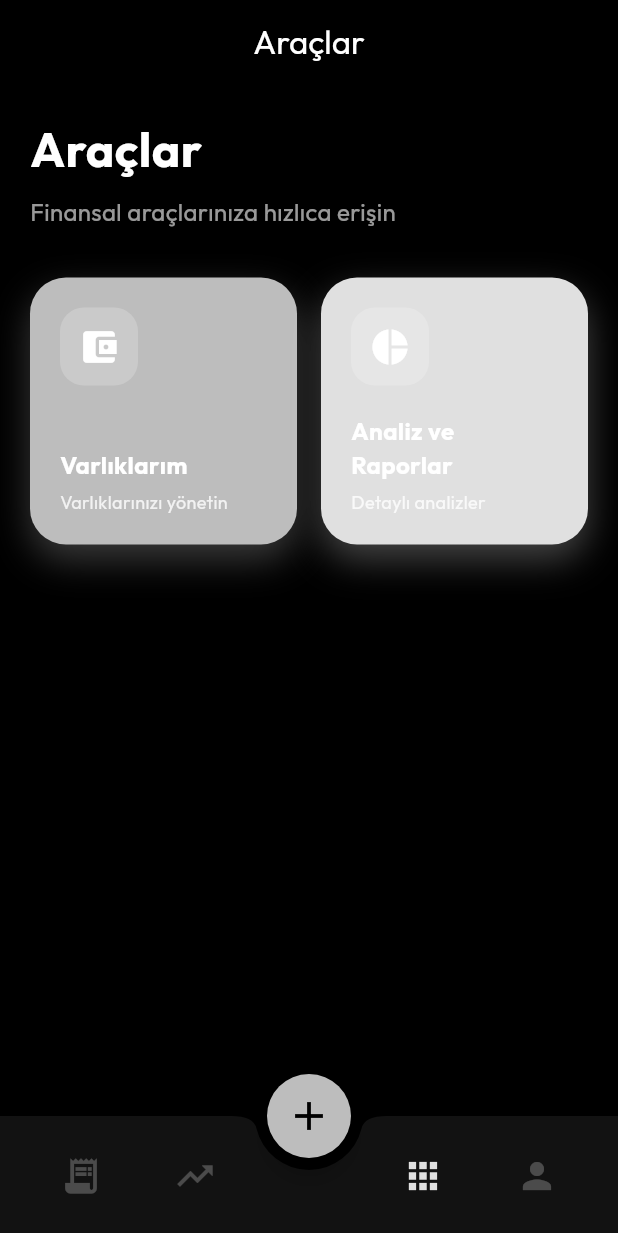
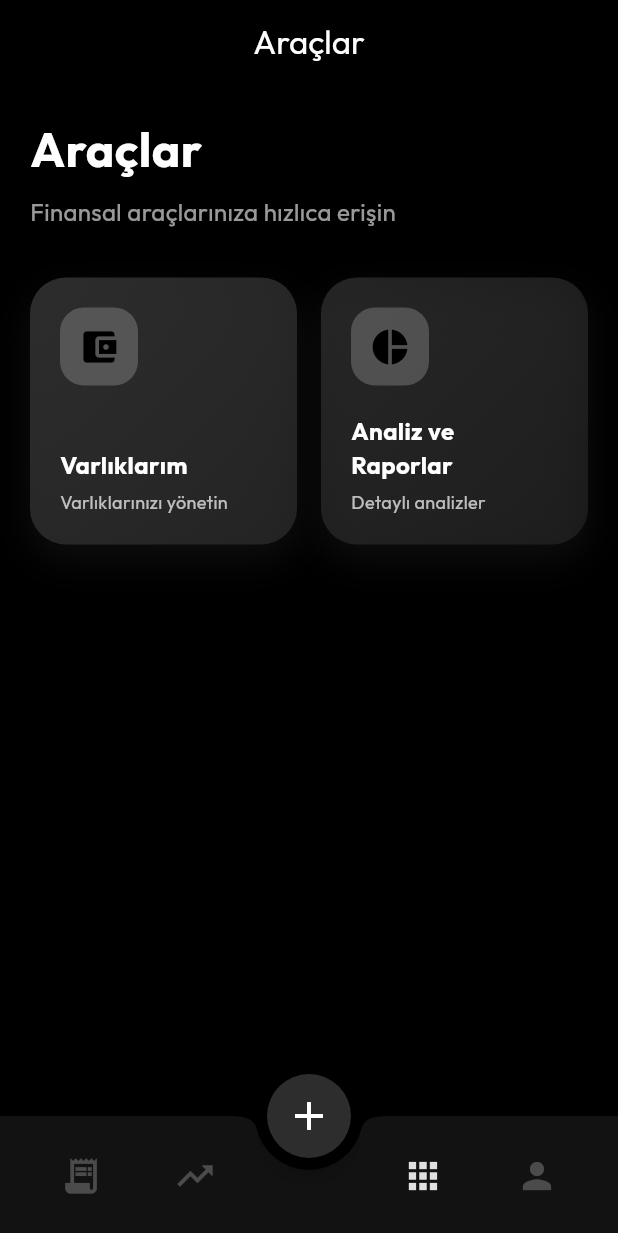
Before and after one commit to SeyitAltintas/Cashly, a Flutter app: the screen it shows after launch, item 3 of the bottom bar chosen, on a phone screen of 412 x 824 dp. Shown: the top 1233 px of the screen. Run offline on Flutter 3.47's test engine with Material 3 defaults, Android fonts, the light colour scheme and no system bars; our stand-ins replace fl_chart, flutter_tts, google_fonts, hive_flutter, image_picker, local_auth and 1 more; accounts and stored records are empty.

Commit message:
Varsayılan tema ikinci adım tamamlandı

```diff
--- a/lib/core/theme/app_theme.dart
+++ b/lib/core/theme/app_theme.dart
@@ -3,21 +3,27 @@ import 'package:google_fonts/google_fonts.dart';
 
 /// Varsayılan tema için sayfa bazlı renkler
 class PageThemeColors {
-  // Harcamalar sayfası - Gümüş/Beyaz
-  static const Color expensePrimary = Color(0xFFBDBDBD);
-  static const Color expenseSecondary = Color(0xFFE0E0E0);
+  // Ana renkler - Siyaha yakın gri ve beyaza yakın gri
+  static const Color darkGray = Color(0xFF2D2D2D); // Siyaha yakın gri (Primary)
+  static const Color lightGray = Color(
+    0xFFE0E0E0,
+  ); // Beyaza yakın gri (Secondary)
 
-  // Gelirler sayfası - Yeşil
+  // Harcamalar sayfası
+  static const Color expensePrimary = darkGray;
+  static const Color expenseSecondary = lightGray;
+
+  // Gelirler sayfası - Yeşil (özel renk korunuyor)
   static const Color incomePrimary = Color(0xFF4CAF50);
   static const Color incomeSecondary = Color(0xFF81C784);
 
-  // Varlıklar sayfası - Lacivert
+  // Varlıklar sayfası - Lacivert (özel renk korunuyor)
   static const Color assetsPrimary = Color(0xFF1A237E);
   static const Color assetsSecondary = Color(0xFF3949AB);
 
-  // Varsayılan (Profil, Ayarlar vs.) - Gümüş/Beyaz
-  static const Color defaultPrimary = Color(0xFFBDBDBD);
-  static const Color defaultSecondary = Color(0xFFE0E0E0);
+  // Varsayılan (Profil, Ayarlar vs.)
+  static const Color defaultPrimary = darkGray;
+  static const Color defaultSecondary = lightGray;
 
   // Kart ikonları için çeşitli renkler
   static const List<Color> iconColors = [
@@ -45,15 +51,14 @@ class AppTheme {
   // Private constructor - statik metodlarla kullanılacak
   AppTheme._();
 
-  /// Varsayılan Tema - Her sayfa için farklı renkler kullanılır
-  /// Primary: Gümüş/Beyaz (varsayılan sayfa rengi)
+  /// Varsayılan Tema - Koyu gri / açık gri renk şeması
   static ThemeData get defaultTheme {
     return ThemeData.dark().copyWith(
       scaffoldBackgroundColor: const Color(0xFF000000),
       textTheme: GoogleFonts.outfitTextTheme(ThemeData.dark().textTheme),
       colorScheme: const ColorScheme.dark(
-        primary: PageThemeColors.defaultPrimary,
-        secondary: PageThemeColors.defaultSecondary,
+        primary: PageThemeColors.darkGray,
+        secondary: PageThemeColors.lightGray,
         surface: Color(0xFF121212),
         error: Color(0xFFCF6679),
         brightness: Brightness.dark,
@@ -62,7 +67,7 @@ class AppTheme {
         backgroundColor: Color(0xFF000000),
         elevation: 0,
         centerTitle: true,
-        iconTheme: IconThemeData(color: PageThemeColors.defaultPrimary),
+        iconTheme: IconThemeData(color: PageThemeColors.lightGray),
       ),
       cardTheme: const CardThemeData(
         color: Color(0xFF121212),
@@ -72,8 +77,8 @@ class AppTheme {
         ),
       ),
       floatingActionButtonTheme: const FloatingActionButtonThemeData(
-        backgroundColor: PageThemeColors.defaultPrimary,
-        foregroundColor: Colors.black,
+        backgroundColor: PageThemeColors.darkGray,
+        foregroundColor: Colors.white,
       ),
     );
   }
--- a/lib/features/tools/presentation/pages/tools_page.dart
+++ b/lib/features/tools/presentation/pages/tools_page.dart
@@ -1,4 +1,7 @@
 import 'package:flutter/material.dart';
+import 'package:provider/provider.dart';
+import 'package:cashly/core/theme/theme_manager.dart';
+import 'package:cashly/core/theme/app_theme.dart';
 
 class ToolsPage extends StatelessWidget {
   final VoidCallback onAssetsPressed;
@@ -70,7 +73,13 @@ class ToolsPage extends StatelessWidget {
                       icon: Icons.account_balance_wallet,
                       title: "Varlıklarım",
                       subtitle: "Varlıklarınızı yönetin",
-                      gradientColors: [
+                      gradientColors:
+                          context.watch<ThemeManager>().isDefaultTheme
+                          ? [
+                              PageThemeColors.darkGray,
+                              PageThemeColors.darkGray.withValues(alpha: 0.7),
+                            ]
+                          : [
                               Theme.of(context).colorScheme.primary,
                               Theme.of(context).colorScheme.primaryContainer,
                             ],
@@ -82,7 +91,13 @@ class ToolsPage extends StatelessWidget {
                       icon: Icons.pie_chart,
                       title: "Analiz ve\nRaporlar",
                       subtitle: "Detaylı analizler",
-                      gradientColors: [
+                      gradientColors:
+                          context.watch<ThemeManager>().isDefaultTheme
+                          ? [
+                              PageThemeColors.darkGray.withValues(alpha: 0.8),
+                              PageThemeColors.darkGray.withValues(alpha: 0.5),
+                            ]
+                          : [
                               Theme.of(context).colorScheme.secondary,
                               Theme.of(context).colorScheme.secondaryContainer,
                             ],
@@ -150,15 +165,23 @@ class ToolsPage extends StatelessWidget {
                       color: Colors.white.withValues(alpha: 0.2),
                       borderRadius: BorderRadius.circular(16),
                     ),
-                    child: Icon(icon, color: Colors.white, size: 28),
+                    child: Icon(
+                      icon,
+                      color: context.watch<ThemeManager>().isDefaultTheme
+                          ? Colors.black
+                          : Colors.white,
+                      size: 28,
+                    ),
                   ),
                   Column(
                     crossAxisAlignment: CrossAxisAlignment.start,
                     children: [
                       Text(
                         title,
-                        style: const TextStyle(
-                          color: Colors.white,
+                        style: TextStyle(
+                          color: context.watch<ThemeManager>().isDefaultTheme
+                              ? Colors.white
+                              : Colors.white,
                           fontSize: 16,
                           fontWeight: FontWeight.bold,
                         ),
@@ -167,7 +190,9 @@ class ToolsPage extends StatelessWidget {
                       Text(
                         subtitle,
                         style: TextStyle(
-                          color: Colors.white.withValues(alpha: 0.8),
+                          color: context.watch<ThemeManager>().isDefaultTheme
+                              ? Colors.white70
+                              : Colors.white.withValues(alpha: 0.8),
                           fontSize: 12,
                         ),
                       ),
--- a/lib/home_page.dart
+++ b/lib/home_page.dart
@@ -863,14 +863,18 @@ class _AnaSayfaState extends State<AnaSayfa> {
                     Container(
                       padding: const EdgeInsets.all(12),
                       decoration: BoxDecoration(
-                        color: Theme.of(
-                          context,
-                        ).colorScheme.primary.withValues(alpha: 0.2),
+                        color: context.watch<ThemeManager>().isDefaultTheme
+                            ? PageThemeColors.lightGray.withValues(alpha: 0.3)
+                            : Theme.of(
+                                context,
+                              ).colorScheme.primary.withValues(alpha: 0.2),
                         borderRadius: BorderRadius.circular(15),
                       ),
                       child: Icon(
                         Icons.trending_down,
-                        color: Theme.of(context).colorScheme.primary,
+                        color: context.watch<ThemeManager>().isDefaultTheme
+                            ? PageThemeColors.lightGray
+                            : Theme.of(context).colorScheme.primary,
                         size: 28,
                       ),
                     ),
@@ -1991,7 +1995,7 @@ class _AnaSayfaState extends State<AnaSayfa> {
           child: Icon(
             Icons.add,
             color: context.watch<ThemeManager>().isDefaultTheme
-                ? Colors.black
+                ? Colors.white
                 : Colors.white,
             size: 32,
           ),
```
Also changed, not shown: lib/features/expenses/presentation/widgets/add_expense_sheet.dart (+6 -2 lines), lib/features/income/presentation/pages/income_page.dart (+11 -5 lines), lib/profile_page.dart (+20 -5 lines). Lines whose indentation alone changed are shown as unchanged.
